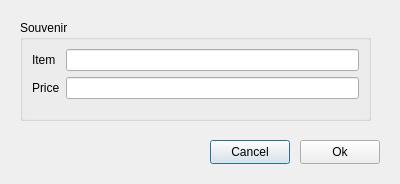
Before: the Qt Designer form src/souvenirdialog.ui in DimitriChrysafis/CollegeDistanceProject, drawn with Qt 5.
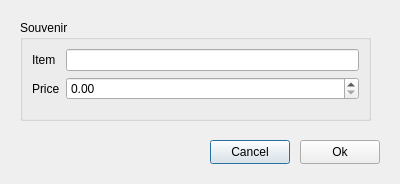
After: the same form once the commit is applied.

Diff of the .ui file:
```diff
--- a/src/souvenirdialog.ui
+++ b/src/souvenirdialog.ui
@@ -59,9 +59,6 @@
       </property>
      </widget>
     </item>
-    <item row="1" column="1">
-     <widget class="QLineEdit" name="lineEdit_price"/>
-    </item>
     <item row="1" column="0">
      <widget class="QLabel" name="label_price">
       <property name="text">
@@ -72,6 +69,9 @@
     <item row="0" column="1">
      <widget class="QLineEdit" name="lineEdit_item"/>
     </item>
+    <item row="1" column="1">
+     <widget class="QDoubleSpinBox" name="lineEdit_price"/>
+    </item>
    </layout>
   </widget>
  </widget>
```
